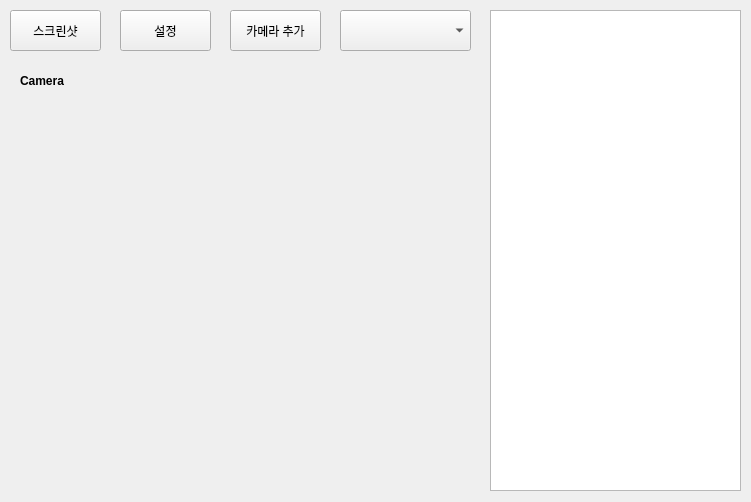
Old version of the form UI/Main.ui in the repository Blackwolf7704/CCTV-Project.
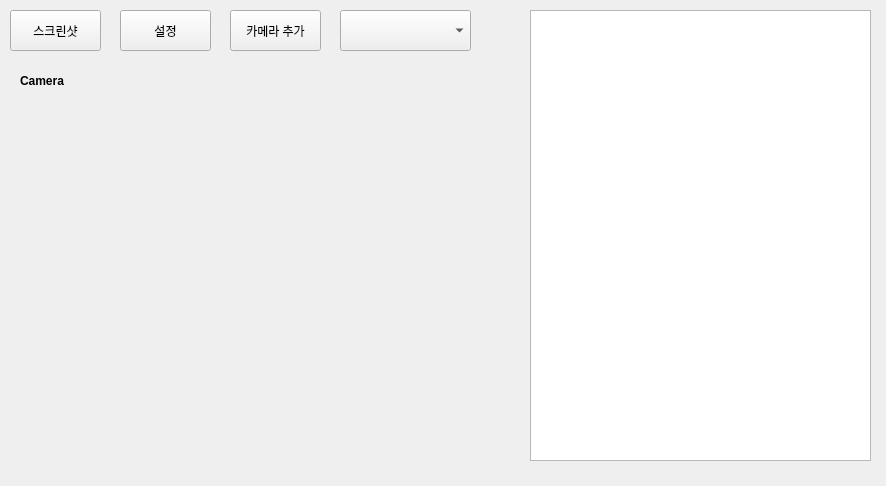
New version of the form.

```diff
--- a/UI/Main.ui
+++ b/UI/Main.ui
@@ -6,10 +6,16 @@
    <rect>
     <x>0</x>
     <y>0</y>
-    <width>751</width>
-    <height>502</height>
+    <width>886</width>
+    <height>486</height>
    </rect>
   </property>
+  <property name="maximumSize">
+   <size>
+    <width>1920</width>
+    <height>1080</height>
+   </size>
+  </property>
   <property name="windowTitle">
    <string/>
   </property>
@@ -55,35 +61,6 @@
     <string/>
    </property>
   </widget>
-  <widget class="QTextBrowser" name="TB_LogBrowser">
-   <property name="geometry">
-    <rect>
-     <x>490</x>
-     <y>10</y>
-     <width>251</width>
-     <height>481</height>
-    </rect>
-   </property>
-   <property name="verticalScrollBarPolicy">
-    <enum>Qt::ScrollBarAsNeeded</enum>
-   </property>
-   <property name="openLinks">
-    <bool>false</bool>
-   </property>
-  </widget>
-  <widget class="QLabel" name="LB_CamRes">
-   <property name="geometry">
-    <rect>
-     <x>20</x>
-     <y>70</y>
-     <width>451</width>
-     <height>411</height>
-    </rect>
-   </property>
-   <property name="text">
-    <string/>
-   </property>
-  </widget>
   <widget class="QLabel" name="LB_CamNum">
    <property name="geometry">
     <rect>
@@ -119,6 +96,59 @@
     <string>카메라 추가</string>
    </property>
   </widget>
+  <widget class="QTextBrowser" name="TB_LogBrowser">
+   <property name="geometry">
+    <rect>
+     <x>530</x>
+     <y>10</y>
+     <width>341</width>
+     <height>451</height>
+    </rect>
+   </property>
+   <property name="sizePolicy">
+    <sizepolicy hsizetype="Expanding" vsizetype="Expanding">
+     <horstretch>0</horstretch>
+     <verstretch>0</verstretch>
+    </sizepolicy>
+   </property>
+   <property name="maximumSize">
+    <size>
+     <width>1920</width>
+     <height>1080</height>
+    </size>
+   </property>
+   <property name="verticalScrollBarPolicy">
+    <enum>Qt::ScrollBarAsNeeded</enum>
+   </property>
+   <property name="openLinks">
+    <bool>false</bool>
+   </property>
+  </widget>
+  <widget class="QLabel" name="LB_CamRes">
+   <property name="geometry">
+    <rect>
+     <x>20</x>
+     <y>60</y>
+     <width>500</width>
+     <height>400</height>
+    </rect>
+   </property>
+   <property name="sizePolicy">
+    <sizepolicy hsizetype="Expanding" vsizetype="Expanding">
+     <horstretch>0</horstretch>
+     <verstretch>0</verstretch>
+    </sizepolicy>
+   </property>
+   <property name="maximumSize">
+    <size>
+     <width>1920</width>
+     <height>1080</height>
+    </size>
+   </property>
+   <property name="text">
+    <string/>
+   </property>
+  </widget>
  </widget>
  <resources/>
  <connections/>
```
Left out of the diff: 60 changed lines with no effect on the pictures.
